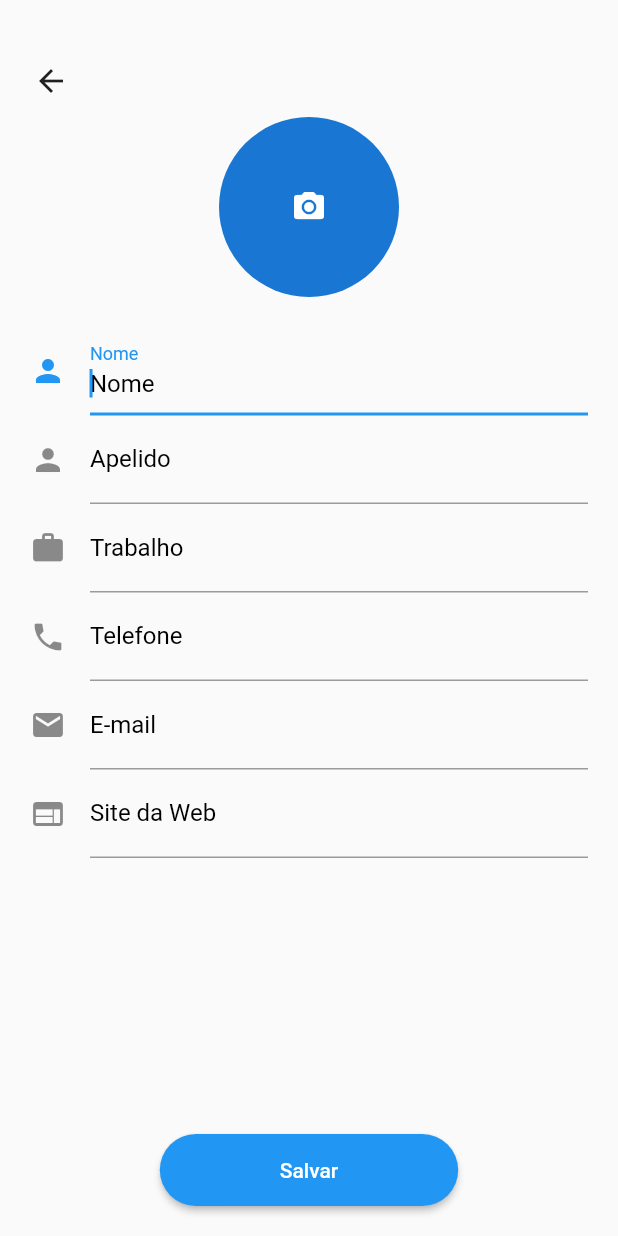
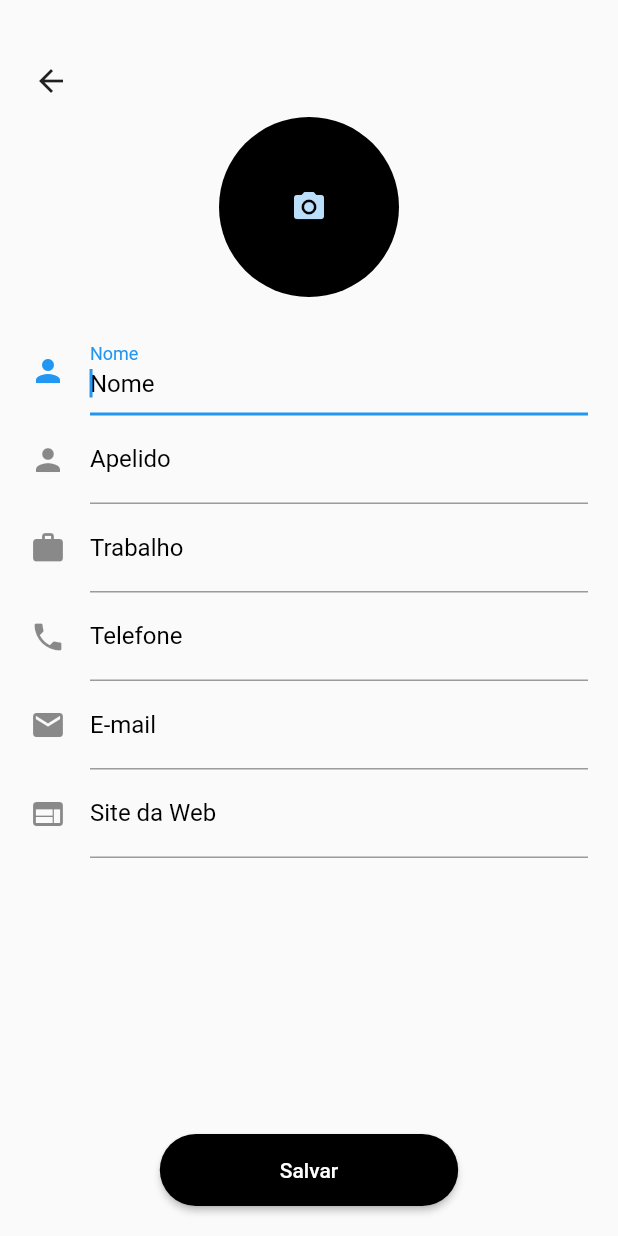
Before and after one commit to RogerioSobrinho/Flutter-ContactApp, a Flutter app: the ContactAddPage screen opened by its route, on a phone screen of 412 x 824 dp. Run offline on Flutter 3.47's test engine with Material 2 defaults, Android fonts, the phone set to English and light mode, and no system bars; our stand-ins replace font_awesome_flutter, share, sqflite; accounts and stored records are empty.

Commit message:
Change colors from contact add

```diff
--- a/lib/pages/contact/contact-add.dart
+++ b/lib/pages/contact/contact-add.dart
@@ -1,3 +1,4 @@
+import 'package:contacts/layout.dart';
 import 'package:contacts/models/contact.dart';
 import 'package:contacts/pages/home/home.dart';
 import 'package:flutter/material.dart';
@@ -100,6 +101,7 @@ class _ContactAddPageState extends State<ContactAddPage> {
           width: 120.0,
           height: 120.0,
           child: CircleAvatar(
+            backgroundColor: Layout.secondary(),
             child: Icon(
               Icons.camera_alt,
             ),
@@ -147,8 +149,8 @@ class _ContactAddPageState extends State<ContactAddPage> {
               padding: EdgeInsets.all(20),
               child: RaisedButton(
                 padding: EdgeInsets.symmetric(vertical: 16.0, horizontal: 80.0),
-                color: Colors.blue,
-                textColor: Colors.white,
+                color: Layout.secondary(),
+                textColor: Layout.primary(),
                 shape: RoundedRectangleBorder(
                   borderRadius: new BorderRadius.circular(30.0),
                 ),
```
